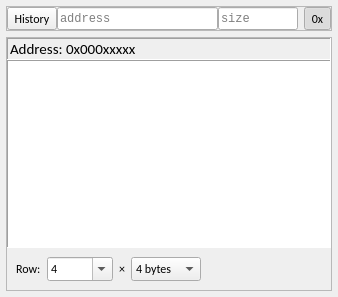
Qt form src/view/WidgetMemory.ui (ukyouz/Visual-Studio-Debug-Tools) before a commit.
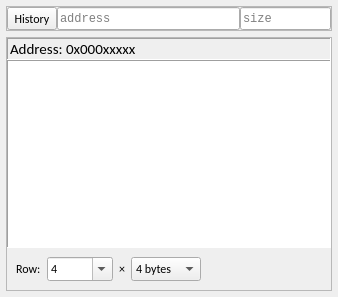
The same form after that commit. Icons and pictures are not drawn.

Commit message: remove hex option for Memory view

Patch:
```diff
--- a/src/view/WidgetMemory.ui
+++ b/src/view/WidgetMemory.ui
@@ -124,31 +124,6 @@
         </item>
        </layout>
       </item>
-      <item>
-       <widget class="QToolButton" name="btnToggleHex">
-        <property name="sizePolicy">
-         <sizepolicy hsizetype="Fixed" vsizetype="Ignored">
-          <horstretch>0</horstretch>
-          <verstretch>0</verstretch>
-         </sizepolicy>
-        </property>
-        <property name="text">
-         <string>0x</string>
-        </property>
-        <property name="checkable">
-         <bool>true</bool>
-        </property>
-        <property name="checked">
-         <bool>true</bool>
-        </property>
-        <property name="toolButtonStyle">
-         <enum>Qt::ToolButtonTextOnly</enum>
-        </property>
-        <property name="autoRaise">
-         <bool>true</bool>
-        </property>
-       </widget>
-      </item>
      </layout>
     </widget>
    </item>
```
The commit also changes 1 other file.
